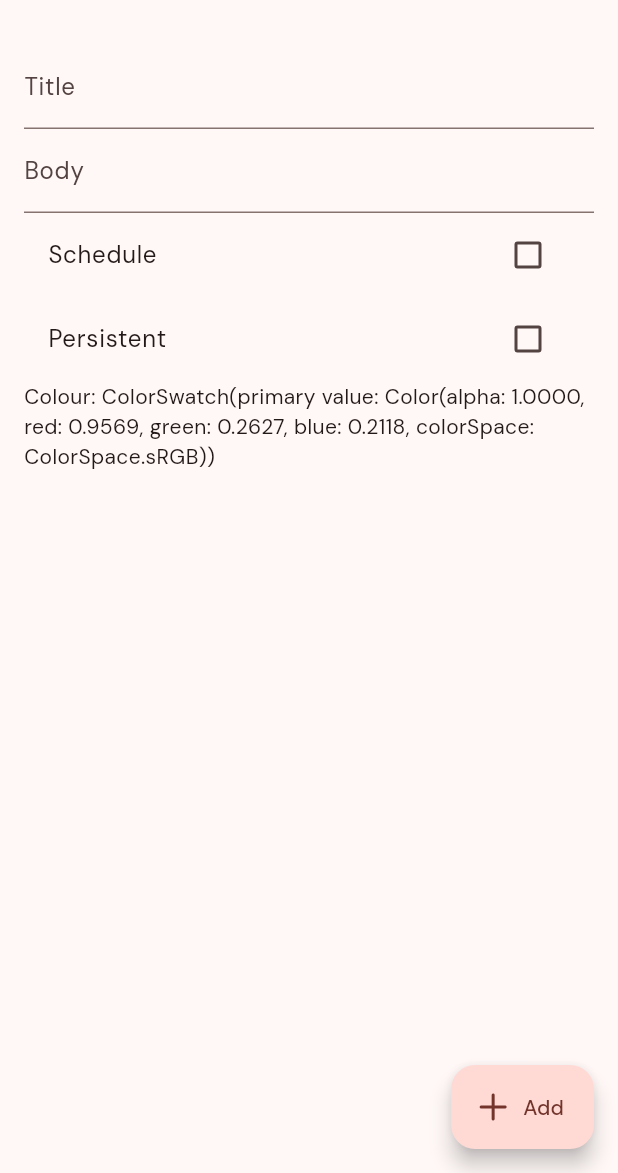
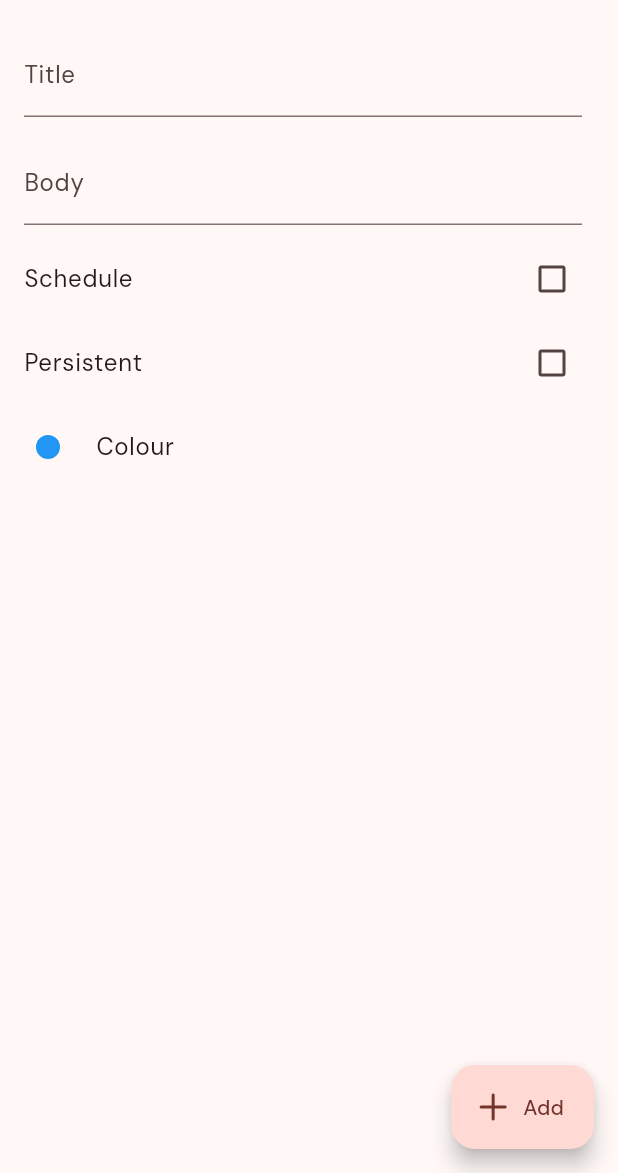
Before and after one commit to tomc128/noterly, a Flutter app: the CreateNotificationPage screen opened directly, on a phone screen of 412 x 824 dp, the part 63-1236 px from its top. Run offline on Flutter 3.47's test engine with Material 2 defaults, Android fonts, the phone set to English and light mode, and no system bars; drawn by our look-alikes of dynamic_color; our stand-ins replace fluentui_system_icons, flutter_local_notifications, google_fonts, jiffy, timezone.

Commit message:
Add colour picker dialog to create and edit pages

```diff
--- a/noti_buddy/lib/pages/create_notification_page.dart
+++ b/noti_buddy/lib/pages/create_notification_page.dart
@@ -3,7 +3,9 @@ import 'package:flutter/material.dart';
 import 'package:noti_buddy/extensions/date_time_extensions.dart';
 import 'package:noti_buddy/managers/app_manager.dart';
 import 'package:noti_buddy/models/notification_item.dart';
+import 'package:noti_buddy/widgets/colour_picker.dart';
 import 'package:noti_buddy/widgets/date_time_picker.dart';
+import 'package:noti_buddy/widgets/item_list_decoration.dart';
 import 'package:uuid/uuid.dart';
 
 class CreateNotificationPage extends StatefulWidget {
@@ -52,19 +54,22 @@ class _CreateNotificationPageState extends State<CreateNotificationPage> {
       body: Form(
         key: _formKey,
         child: ListView(
-          padding: const EdgeInsets.all(16),
           children: [
-            TextFormField(
+            ListTile(
+              title: TextFormField(
                 controller: _titleController,
                 decoration: const InputDecoration(
                   labelText: 'Title',
                 ),
                 validator: (value) => value!.isEmpty ? 'Please enter a title' : null,
               ),
-            TextFormField(
+            ),
+            ListTile(
+              title: TextFormField(
                 controller: _bodyController,
                 decoration: const InputDecoration(
                   labelText: 'Body',
+                ),
               ),
             ),
             CheckboxListTile(
@@ -106,7 +111,19 @@ class _CreateNotificationPageState extends State<CreateNotificationPage> {
                 });
               },
             ),
-            Text('Colour: ${Colors.red}'),
+            ListTile(
+              title: const Text('Colour'),
+              leading: ItemListDecoration(colour: _colour),
+              onTap: () {
+                showColourPicker(context: context, initialColour: _colour).then((value) {
+                  if (value != null) {
+                    setState(() {
+                      _colour = value;
+                    });
+                  }
+                });
+              },
+            ),
           ],
         ),
       ),
--- /dev/null
+++ b/noti_buddy/lib/widgets/item_list_decoration.dart
@@ -0,0 +1,24 @@
+import 'package:flutter/material.dart';
+
+class ItemListDecoration extends StatelessWidget {
+  final Color colour;
+
+  const ItemListDecoration({
+    required this.colour,
+    super.key,
+  });
+
+  @override
+  Widget build(BuildContext context) {
+    return SizedBox(
+      width: 32,
+      child: Align(
+        alignment: Alignment.center,
+        child: CircleAvatar(
+          radius: 8,
+          backgroundColor: colour,
+        ),
+      ),
+    );
+  }
+}
```
Also changed, not shown: noti_buddy/lib/pages/edit_notification_page.dart (+15 -1 lines), noti_buddy/lib/widgets/colour_picker.dart (added, +134 -0 lines). Lines whose indentation alone changed are shown as unchanged.
